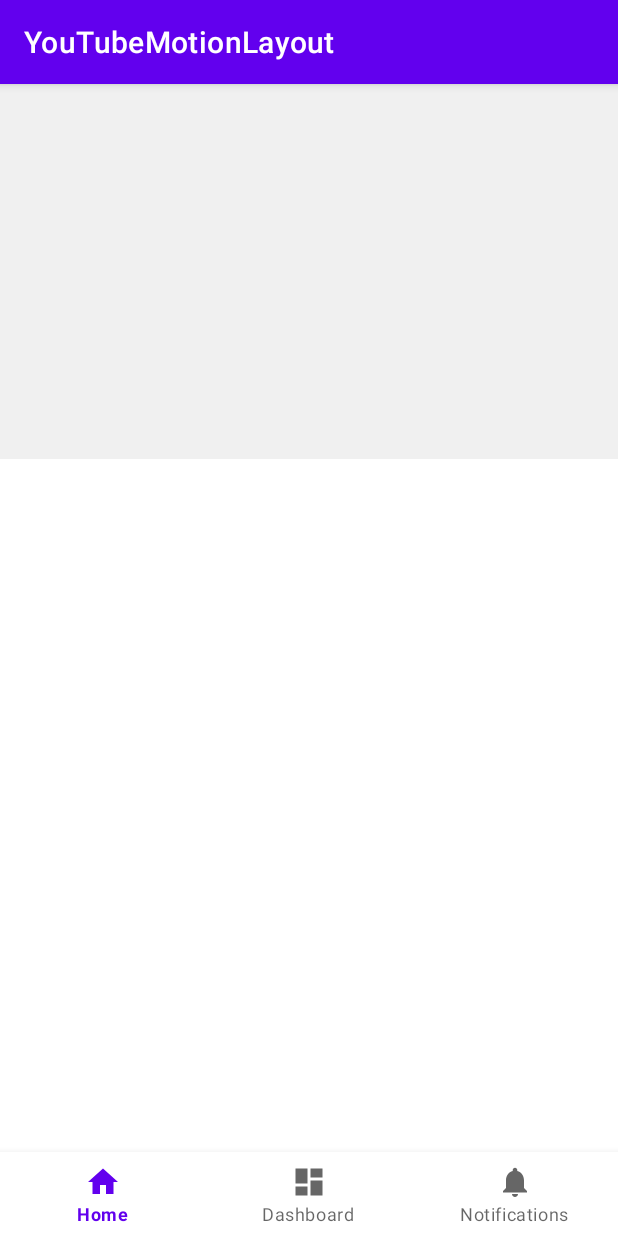
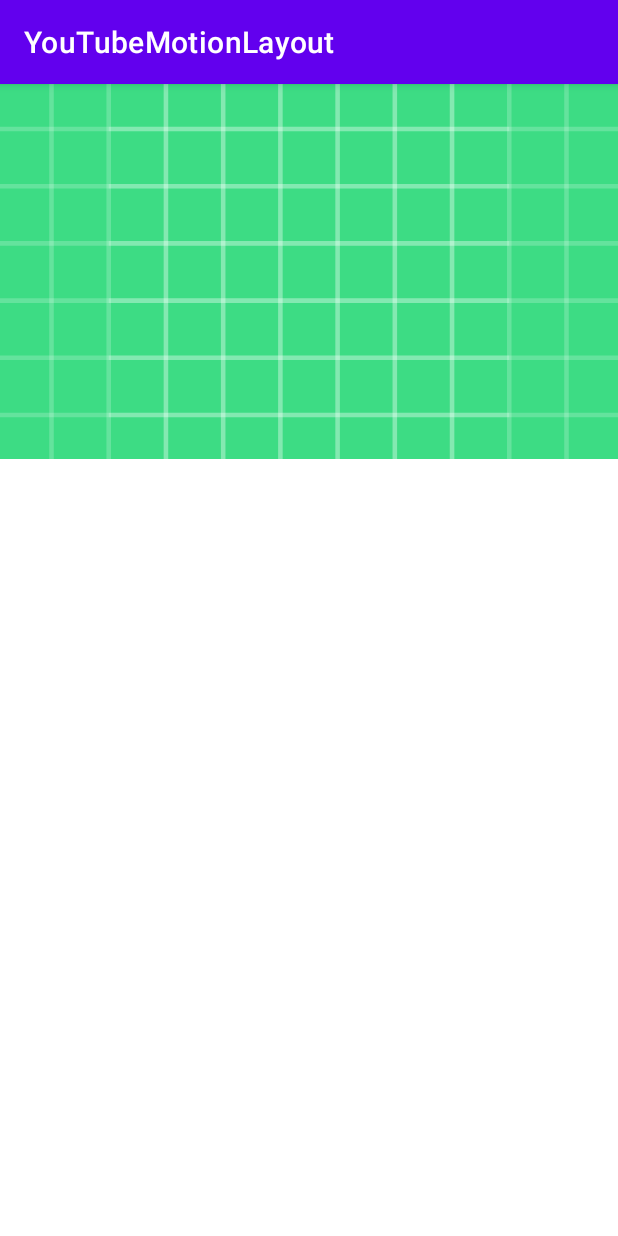
Before and after one commit to yagmurerdogan/Animations, an Android app: the screen it shows after launch (MainActivity), on a phone screen of 412 x 824 dp. Run offline under Robolectric (Android 15) with nearby library versions, the phone set to English and light mode, and no system bars.

Commit message:
Create the first view of the main layout

```diff
--- a/YouTubeMotionLayout/app/src/main/res/layout/activity_main.xml
+++ b/YouTubeMotionLayout/app/src/main/res/layout/activity_main.xml
@@ -10,7 +10,8 @@
     <com.google.android.material.bottomnavigation.BottomNavigationView
         android:id="@+id/bottomNavigationView"
         android:layout_width="match_parent"
-        android:layout_height="wrap_content"
+        android:layout_height="1dp"
+        android:alpha="0"
         app:layout_constraintBottom_toBottomOf="parent"
         app:layout_constraintEnd_toEndOf="parent"
         app:layout_constraintStart_toStartOf="parent"
@@ -37,4 +38,52 @@
         app:layout_constraintTop_toTopOf="parent">
 
     </androidx.constraintlayout.widget.ConstraintLayout>
+
+    <TextView
+        android:id="@+id/title_textView"
+        android:layout_width="0dp"
+        android:layout_height="wrap_content"
+        android:alpha="0"
+        android:ellipsize="end"
+        android:maxLines="1"
+        android:text="TextView"
+        app:layout_constraintBottom_toBottomOf="@+id/play_imageView"
+        app:layout_constraintEnd_toStartOf="@+id/play_imageView"
+        app:layout_constraintStart_toEndOf="@+id/main_imageView"
+        app:layout_constraintTop_toTopOf="@+id/play_imageView" />
+
+    <ImageView
+        android:id="@+id/play_imageView"
+        android:layout_width="wrap_content"
+        android:layout_height="wrap_content"
+        android:layout_marginEnd="24dp"
+        android:alpha="0"
+        app:layout_constraintBottom_toBottomOf="@+id/close_imageView"
+        app:layout_constraintEnd_toStartOf="@+id/close_imageView"
+        app:layout_constraintTop_toTopOf="@+id/close_imageView"
+        app:srcCompat="@drawable/ic_baseline_play_arrow_24" />
+
+    <ImageView
+        android:id="@+id/close_imageView"
+        android:layout_width="wrap_content"
+        android:layout_height="wrap_content"
+        android:layout_marginEnd="16dp"
+        android:alpha="0"
+        app:layout_constraintBottom_toBottomOf="@id/main_container"
+        app:layout_constraintEnd_toEndOf="@id/main_container"
+        app:layout_constraintTop_toTopOf="@id/main_container"
+        app:srcCompat="@drawable/ic_baseline_close_24" />
+
+    <ImageView
+        android:id="@+id/main_imageView"
+        android:layout_width="match_parent"
+        android:layout_height="0dp"
+        android:contentDescription="@string/image_content_description"
+        android:scaleType="centerCrop"
+        app:layout_constraintBottom_toBottomOf="@id/main_container"
+        app:layout_constraintStart_toStartOf="@id/main_container"
+        app:layout_constraintTop_toTopOf="@id/main_container"
+        app:srcCompat="@drawable/ic_launcher_background"
+        tools:layout_editor_absoluteX="58dp"
+        tools:layout_editor_absoluteY="54dp" />
 </androidx.constraintlayout.widget.ConstraintLayout>
```
